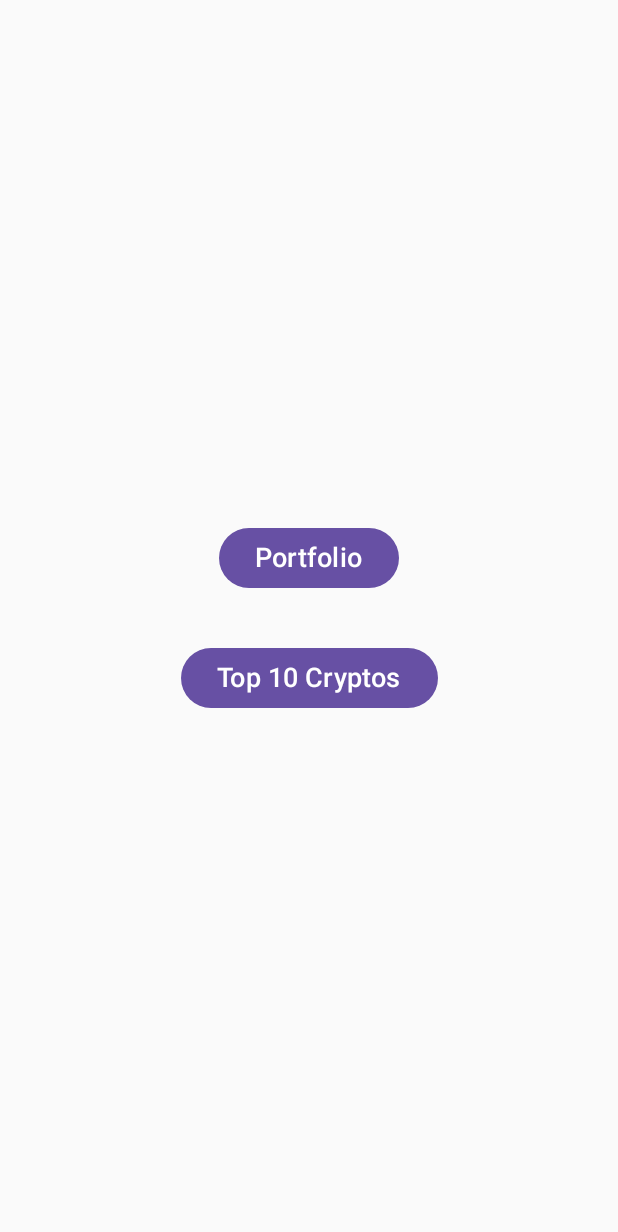
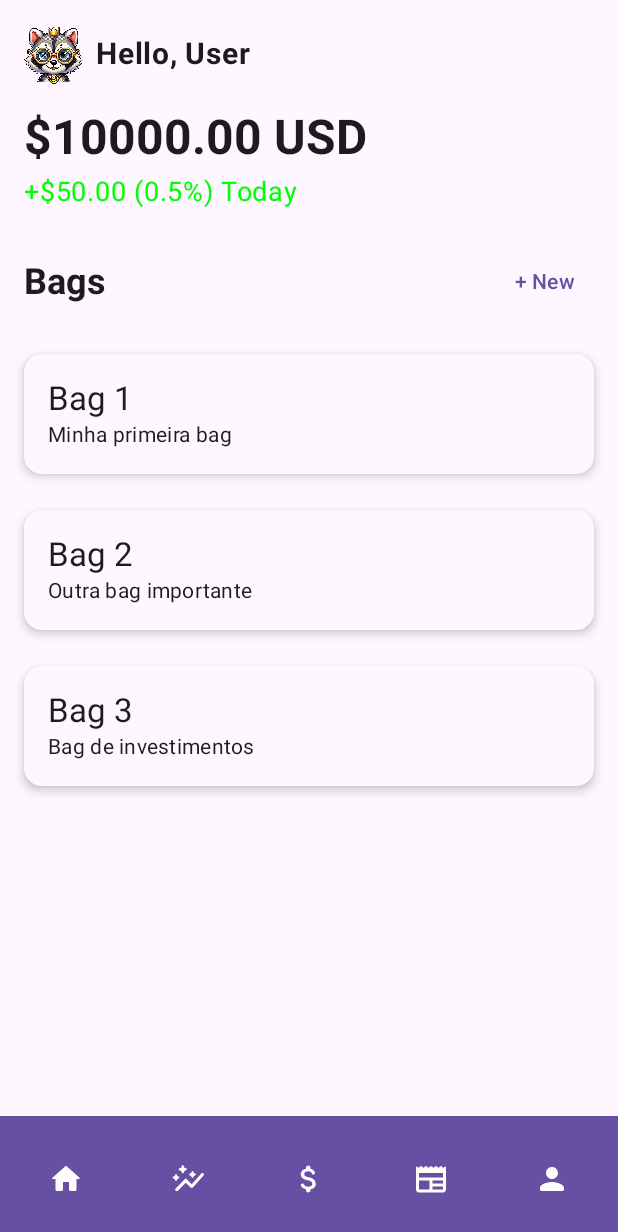
Before and after one commit to mnlpdr/Stashy, an Android app built with Jetpack Compose: the screen it shows after launch (MainActivity), after a tap on "Enter the vault", on a phone screen of 412 x 824 dp. Shown: the top 1232 px of the screen. Run offline under Robolectric (Android 15) with nearby library versions, the phone set to English and light mode, and no system bars; our stand-ins replace Room's generated code.

Commit message:
Implementados Home Screen e Login navegando  para Homescreen

```diff
--- a/app/src/main/java/com/mnlpdr/stashy/MainActivity.kt
+++ b/app/src/main/java/com/mnlpdr/stashy/MainActivity.kt
@@ -57,13 +57,24 @@ fun AppNavigator(
         composable("splash") {
             SplashScreen(onTimeout = { navController.navigate("login") })
         }
-        composable("login") { LoginScreen(navController) }
-        composable("options") {
-            OptionsScreen(
-                onTop10CryptosClick = { navController.navigate("top10") },
-                onPortfolioClick = { /* Navegação para a tela de Portfolio, quando implementada */ }
+        composable("login") {
+            LoginScreen(onLogin = { navController.navigate("home") })
+        }
+        composable("home") {
+            HomeScreen(
+                userName = "User",
+                totalBalance = 10000.0,
+                balanceChange = 50.0,
+                balanceChangePercent = 0.5,
+                bags = listOf(
+                    Bag(name = "Bag 1", description = "Minha primeira bag"),
+                    Bag(name = "Bag 2", description = "Outra bag importante"),
+                    Bag(name = "Bag 3", description = "Bag de investimentos")
+                )
             )
         }
-        composable("top10") { CryptoPricesScreen(CryptoPricesViewModel(apiKey)) }
+        composable("top10") {
+            CryptoPricesScreen(CryptoPricesViewModel(apiKey))
+        }
     }
 }
--- /dev/null
+++ b/app/src/main/java/com/mnlpdr/stashy/data/Bag.kt
@@ -0,0 +1,6 @@
+package com.mnlpdr.stashy.data
+
+data class Bag(
+    val name: String,
+    val description: String
+)
--- /dev/null
+++ b/app/src/main/java/com/mnlpdr/stashy/ui/HomeScreen.kt
@@ -0,0 +1,175 @@
+package com.mnlpdr.stashy.ui
+
+import androidx.compose.foundation.Image
+import androidx.compose.foundation.background
+import androidx.compose.foundation.layout.*
+import androidx.compose.material3.*
+import androidx.compose.runtime.*
+import androidx.compose.ui.Alignment
+import androidx.compose.ui.Modifier
+import androidx.compose.ui.graphics.Color
+import androidx.compose.ui.res.painterResource
+import androidx.compose.ui.text.font.FontWeight
+import androidx.compose.ui.unit.dp
+import androidx.compose.ui.unit.sp
+import com.mnlpdr.stashy.R
+
+@Composable
+fun HomeScreen(userName: String, totalBalance: Double, balanceChange: Double, balanceChangePercent: Double, bags: List<Bag>) {
+    Scaffold(
+        bottomBar = {
+            BottomNavigationBar()
+        }
+    ) { paddingValues ->
+        Column(
+            modifier = Modifier
+                .fillMaxSize()
+                .padding(paddingValues)
+                .background(MaterialTheme.colorScheme.background)
+                .padding(16.dp)
+        ) {
+            // Saudações com ícone de perfil
+            Row(
+                modifier = Modifier.fillMaxWidth(),
+                verticalAlignment = Alignment.CenterVertically
+            ) {
+                Image(
+                    painter = painterResource(id = R.drawable.pixel_pfp_raccon_nobg), // Substitua com o seu recurso de ícone de perfil
+                    contentDescription = "Profile Icon",
+                    modifier = Modifier
+                        .size(40.dp)
+                )
+                Spacer(modifier = Modifier.width(8.dp))
+                Text(
+                    text = "Hello, $userName",
+                    style = MaterialTheme.typography.bodyLarge.copy(
+                        fontWeight = FontWeight.Bold,
+                        fontSize = 20.sp
+                    )
+                )
+            }
+
+            Spacer(modifier = Modifier.height(16.dp))
+
+            // Saldo total
+            Text(
+                text = "$${"%.2f".format(totalBalance)} USD",
+                style = MaterialTheme.typography.headlineLarge.copy(
+                    fontWeight = FontWeight.Bold,
+                    fontSize = 32.sp
+                )
+            )
+
+            Spacer(modifier = Modifier.height(4.dp))
+
+            // Variação do saldo
+            Text(
+                text = "${if (balanceChange >= 0) "+" else "-"}$${"%.2f".format(balanceChange)} (${balanceChangePercent}%) Today",
+                style = MaterialTheme.typography.bodyLarge.copy(
+                    color = if (balanceChange >= 0) Color.Green else Color.Red,
+                    fontSize = 18.sp
+                )
+            )
+
+            Spacer(modifier = Modifier.height(24.dp))
+
+            // Seção de Bags
+            Row(
+                modifier = Modifier.fillMaxWidth(),
+                verticalAlignment = Alignment.CenterVertically,
+                horizontalArrangement = Arrangement.SpaceBetween
+            ) {
+                Text(
+                    text = "Bags",
+                    style = MaterialTheme.typography.titleLarge.copy(
+                        fontWeight = FontWeight.Bold,
+                        fontSize = 24.sp
+                    )
+                )
+                TextButton(onClick = { /* TODO: Adicionar lógica para criar nova Bag */ }) {
+                    Text(text = "+ New", color = MaterialTheme.colorScheme.primary)
+                }
+            }
+
+            Spacer(modifier = Modifier.height(16.dp))
+
+            // Lista de Bags
+            bags.forEach { bag ->
+                BagCard(bag)
+                Spacer(modifier = Modifier.height(8.dp))
+            }
+        }
+    }
+}
+
+@Composable
+fun BagCard(bag: Bag) {
+    Card(
+        modifier = Modifier
+            .fillMaxWidth()
+            .padding(vertical = 8.dp),
+        colors = CardDefaults.cardColors(
+            containerColor = MaterialTheme.colorScheme.surface
+        ),
+        elevation = CardDefaults.cardElevation(4.dp)
+    ) {
+        Row(
+            modifier = Modifier
+                .fillMaxWidth()
+                .padding(16.dp),
+            verticalAlignment = Alignment.CenterVertically
+        ) {
+            Column {
+                Text(
+                    text = bag.name,
+                    style = MaterialTheme.typography.titleLarge,
+                    color = MaterialTheme.colorScheme.onSurface
+                )
+                Text(
+                    text = bag.description,
+                    style = MaterialTheme.typography.bodyMedium,
+                    color = MaterialTheme.colorScheme.onSurface
+                )
+            }
+        }
+    }
+}
+
+@Composable
+fun BottomNavigationBar() {
+    BottomAppBar(
+        containerColor = MaterialTheme.colorScheme.primary,
+        contentColor = Color.White
+    ) {
+        Row(
+            modifier = Modifier
+                .fillMaxWidth()
+                .padding(horizontal = 16.dp),
+            horizontalArrangement = Arrangement.SpaceBetween,
+            verticalAlignment = Alignment.CenterVertically
+        ) {
+            IconButton(onClick = { /* TODO: Navegar para Home */ }) {
+                Icon(painter = painterResource(id = R.drawable.round_home_24), contentDescription = "Home")
+            }
+            IconButton(onClick = { /* TODO: Navegar para Market */ }) {
+                Icon(painter = painterResource(id = R.drawable.round_auto_graph_24), contentDescription = "Market")
+            }
+            IconButton(onClick = { /* TODO: Navegar para Bags */ }) {
+                Icon(painter = painterResource(id = R.drawable.round_attach_money_24), contentDescription = "Bags")
+            }
+            IconButton(onClick = { /* TODO: Navegar para News */ }) {
+                Icon(painter = painterResource(id = R.drawable.round_newspaper_24), contentDescription = "News")
+            }
+            IconButton(onClick = { /* TODO: Navegar para Profile/Settings */ }) {
+                Icon(painter = painterResource(id = R.drawable.round_person_24), contentDescription = "Profile/Settings")
+            }
+        }
+    }
+}
+
+
+// Classe Bag para representar as Bags do usuário
+data class Bag(
+    val name: String,
+    val description: String
+)
--- a/app/src/main/java/com/mnlpdr/stashy/ui/LoginScreen.kt
+++ b/app/src/main/java/com/mnlpdr/stashy/ui/LoginScreen.kt
@@ -1,36 +1,45 @@
 package com.mnlpdr.stashy.ui
 
 import androidx.compose.foundation.Image
-import androidx.compose.foundation.layout.Arrangement
-import androidx.compose.foundation.layout.Column
-import androidx.compose.foundation.layout.Spacer
-import androidx.compose.foundation.layout.fillMaxSize
-import androidx.compose.foundation.layout.height
+import androidx.compose.foundation.layout.*
 import androidx.compose.material3.Button
 import androidx.compose.material3.Text
 import androidx.compose.runtime.Composable
 import androidx.compose.ui.Alignment
 import androidx.compose.ui.Modifier
+import androidx.compose.ui.layout.ContentScale
 import androidx.compose.ui.res.painterResource
 import androidx.compose.ui.unit.dp
-import androidx.navigation.NavHostController
 import com.mnlpdr.stashy.R
 
 @Composable
-fun LoginScreen(navController: NavHostController) {
+fun LoginScreen(onLogin: () -> Unit) {
+    Box(
+        modifier = Modifier.fillMaxSize(),
+        contentAlignment = Alignment.Center
+    ) {
         Column(
-        modifier = Modifier.fillMaxSize(),
             horizontalAlignment = Alignment.CenterHorizontally,
-        verticalArrangement = Arrangement.Center
+            modifier = Modifier
+                .padding(16.dp)
+                .fillMaxWidth()
         ) {
+            // Imagem do mascote
             Image(
                 painter = painterResource(id = R.drawable.stashy_vault_nobg),
                 contentDescription = "Mascote",
-            modifier = Modifier.height(200.dp)
+                modifier = Modifier.height(280.dp)
             )
-        Spacer(modifier = Modifier.height(32.dp))
-        Button(onClick = { navController.navigate("options") }) {
+
+            // Botão de login
+            Button(
+                onClick = onLogin,
+                modifier = Modifier
+                    .padding(16.dp)
+                    .wrapContentWidth()
+            ) {
                 Text(text = "Enter the vault")
             }
         }
     }
+}
--- a/app/src/main/java/com/mnlpdr/stashy/ui/navigation/AppNavigator.kt
+++ b/app/src/main/java/com/mnlpdr/stashy/ui/navigation/AppNavigator.kt
@@ -1,15 +1,16 @@
 package com.mnlpdr.stashy.ui.navigation
 
-import androidx.compose.runtime.*
+import androidx.compose.runtime.Composable
 import androidx.navigation.NavHostController
 import androidx.navigation.compose.NavHost
 import androidx.navigation.compose.composable
 import com.mnlpdr.stashy.ui.splash.SplashScreen
 import com.mnlpdr.stashy.ui.LoginScreen
-import com.mnlpdr.stashy.ui.OptionsScreen
+import com.mnlpdr.stashy.ui.HomeScreen
 import com.mnlpdr.stashy.ui.CryptoPricesScreen
 import com.mnlpdr.stashy.ui.CryptoPricesViewModel
 import com.mnlpdr.stashy.ui.TransactionViewModel
+import com.mnlpdr.stashy.ui.Bag
 
 @Composable
 fun AppNavigator(
@@ -22,12 +23,19 @@ fun AppNavigator(
             SplashScreen(onTimeout = { navController.navigate("login") })
         }
         composable("login") {
-            LoginScreen(navController)
+            LoginScreen(onLogin = { navController.navigate("home") })
         }
-        composable("options") {
-            OptionsScreen(
-                onTop10CryptosClick = { navController.navigate("top10") },
-                onPortfolioClick = { /* Navegação para a tela de Portfolio, quando implementada */ }
+        composable("home") {
+            HomeScreen(
+                userName = "User",
+                totalBalance = 10000.0,
+                balanceChange = 50.0,
+                balanceChangePercent = 0.5,
+                bags = listOf(
+                    Bag(name = "Bag 1", description = "Minha primeira bag"),
+                    Bag(name = "Bag 2", description = "Outra bag importante"),
+                    Bag(name = "Bag 3", description = "Bag de investimentos")
+                )
             )
         }
         composable("top10") {
--- /dev/null
+++ b/app/src/main/res/drawable/baseline_arrow_forward_24.xml
@@ -0,0 +1,5 @@
+<vector xmlns:android="http://schemas.android.com/apk/res/android" android:autoMirrored="true" android:height="24dp" android:tint="#000000" android:viewportHeight="24" android:viewportWidth="24" android:width="24dp">
+
+    <path android:fillColor="@android:color/white" android:pathData="M12,4l-1.41,1.41L16.17,11H4v2h12.17l-5.58,5.59L12,20l8,-8z"/>
+
+</vector>
--- /dev/null
+++ b/app/src/main/res/drawable/round_attach_money_24.xml
@@ -0,0 +1,5 @@
+<vector xmlns:android="http://schemas.android.com/apk/res/android" android:height="24dp" android:tint="#000000" android:viewportHeight="24" android:viewportWidth="24" android:width="24dp">
+
+    <path android:fillColor="@android:color/white" android:pathData="M11.8,10.9c-2.27,-0.59 -3,-1.2 -3,-2.15 0,-1.09 1.01,-1.85 2.7,-1.85 1.42,0 2.13,0.54 2.39,1.4 0.12,0.4 0.45,0.7 0.87,0.7h0.3c0.66,0 1.13,-0.65 0.9,-1.27 -0.42,-1.18 -1.4,-2.16 -2.96,-2.54V4.5c0,-0.83 -0.67,-1.5 -1.5,-1.5S10,3.67 10,4.5v0.66c-1.94,0.42 -3.5,1.68 -3.5,3.61 0,2.31 1.91,3.46 4.7,4.13 2.5,0.6 3,1.48 3,2.41 0,0.69 -0.49,1.79 -2.7,1.79 -1.65,0 -2.5,-0.59 -2.83,-1.43 -0.15,-0.39 -0.49,-0.67 -0.9,-0.67h-0.28c-0.67,0 -1.14,0.68 -0.89,1.3 0.57,1.39 1.9,2.21 3.4,2.53v0.67c0,0.83 0.67,1.5 1.5,1.5s1.5,-0.67 1.5,-1.5v-0.65c1.95,-0.37 3.5,-1.5 3.5,-3.55 0,-2.84 -2.43,-3.81 -4.7,-4.4z"/>
+
+</vector>
--- /dev/null
+++ b/app/src/main/res/drawable/round_auto_graph_24.xml
@@ -0,0 +1,5 @@
+<vector xmlns:android="http://schemas.android.com/apk/res/android" android:height="24dp" android:tint="#000000" android:viewportHeight="24" android:viewportWidth="24" android:width="24dp">
+
+    <path android:fillColor="@android:color/white" android:pathData="M14.06,9.94L13,9.45c-0.39,-0.18 -0.39,-0.73 0,-0.91l1.06,-0.49L14.55,7c0.18,-0.39 0.73,-0.39 0.91,0l0.49,1.06L17,8.55c0.39,0.18 0.39,0.73 0,0.91l-1.06,0.49L15.45,11c-0.18,0.39 -0.73,0.39 -0.91,0L14.06,9.94zM4.45,13l0.49,-1.06L6,11.45c0.39,-0.18 0.39,-0.73 0,-0.91l-1.06,-0.49L4.45,9C4.28,8.61 3.72,8.61 3.55,9l-0.49,1.06L2,10.55c-0.39,0.18 -0.39,0.73 0,0.91l1.06,0.49L3.55,13C3.72,13.39 4.28,13.39 4.45,13zM8.96,7.99l0.63,-1.4l1.4,-0.63c0.39,-0.18 0.39,-0.73 0,-0.91l-1.4,-0.63l-0.63,-1.4c-0.18,-0.39 -0.73,-0.39 -0.91,0l-0.63,1.4l-1.4,0.63c-0.39,0.18 -0.39,0.73 0,0.91l1.4,0.63l0.63,1.4C8.22,8.38 8.78,8.38 8.96,7.99zM22.34,8.27c-0.4,-0.4 -1.07,-0.39 -1.45,0.04l-6.39,7.18l-3.29,-3.29c-0.39,-0.39 -1.02,-0.39 -1.41,0l-6.04,6.05c-0.41,0.41 -0.41,1.09 0,1.5c0.41,0.41 1.09,0.41 1.5,0l5.25,-5.26l3.25,3.25c0.41,0.41 1.07,0.39 1.45,-0.04l7.17,-8.07C22.73,9.24 22.71,8.64 22.34,8.27z"/>
+
+</vector>
--- /dev/null
+++ b/app/src/main/res/drawable/round_home_24.xml
@@ -0,0 +1,5 @@
+<vector xmlns:android="http://schemas.android.com/apk/res/android" android:height="24dp" android:tint="#000000" android:viewportHeight="24" android:viewportWidth="24" android:width="24dp">
+
+    <path android:fillColor="@android:color/white" android:pathData="M10,19v-5h4v5c0,0.55 0.45,1 1,1h3c0.55,0 1,-0.45 1,-1v-7h1.7c0.46,0 0.68,-0.57 0.33,-0.87L12.67,3.6c-0.38,-0.34 -0.96,-0.34 -1.34,0l-8.36,7.53c-0.34,0.3 -0.13,0.87 0.33,0.87H5v7c0,0.55 0.45,1 1,1h3c0.55,0 1,-0.45 1,-1z"/>
+
+</vector>
--- /dev/null
+++ b/app/src/main/res/drawable/round_newspaper_24.xml
@@ -0,0 +1,5 @@
+<vector xmlns:android="http://schemas.android.com/apk/res/android" android:height="24dp" android:tint="#000000" android:viewportHeight="24" android:viewportWidth="24" android:width="24dp">
+
+    <path android:fillColor="@android:color/white" android:pathData="M21.15,3.85l-0.82,0.82l-0.95,-0.96c-0.39,-0.39 -1.02,-0.39 -1.42,0L17,4.67l-0.96,-0.96c-0.39,-0.39 -1.03,-0.39 -1.42,0l-0.95,0.96l-0.96,-0.96c-0.39,-0.39 -1.02,-0.39 -1.41,0l-0.96,0.96L9.38,3.71c-0.39,-0.39 -1.02,-0.39 -1.42,0L7,4.67L6.04,3.71c-0.39,-0.39 -1.03,-0.39 -1.42,0L3.67,4.67L2.85,3.85C2.54,3.54 2,3.76 2,4.21V19c0,1.1 0.9,2 2,2l16,0c1.1,0 2,-0.9 2,-2V4.21C22,3.76 21.46,3.54 21.15,3.85zM11,19H4v-6h7V19zM20,19h-7v-2h7V19zM20,15h-7v-2h7V15zM20,11H4V8h16V11z"/>
+
+</vector>
--- /dev/null
+++ b/app/src/main/res/drawable/round_person_24.xml
@@ -0,0 +1,5 @@
+<vector xmlns:android="http://schemas.android.com/apk/res/android" android:height="24dp" android:tint="#000000" android:viewportHeight="24" android:viewportWidth="24" android:width="24dp">
+
+    <path android:fillColor="@android:color/white" android:pathData="M12,12c2.21,0 4,-1.79 4,-4s-1.79,-4 -4,-4 -4,1.79 -4,4 1.79,4 4,4zM12,14c-2.67,0 -8,1.34 -8,4v1c0,0.55 0.45,1 1,1h14c0.55,0 1,-0.45 1,-1v-1c0,-2.66 -5.33,-4 -8,-4z"/>
+
+</vector>
```
Lines whose indentation alone changed are shown as unchanged.
